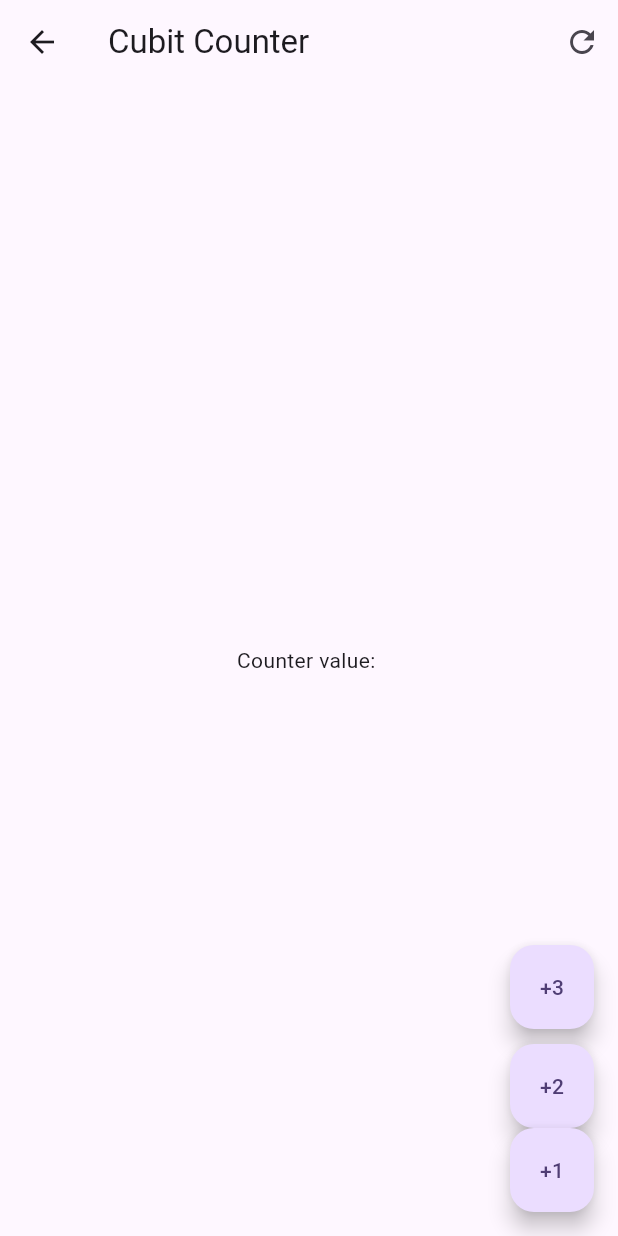
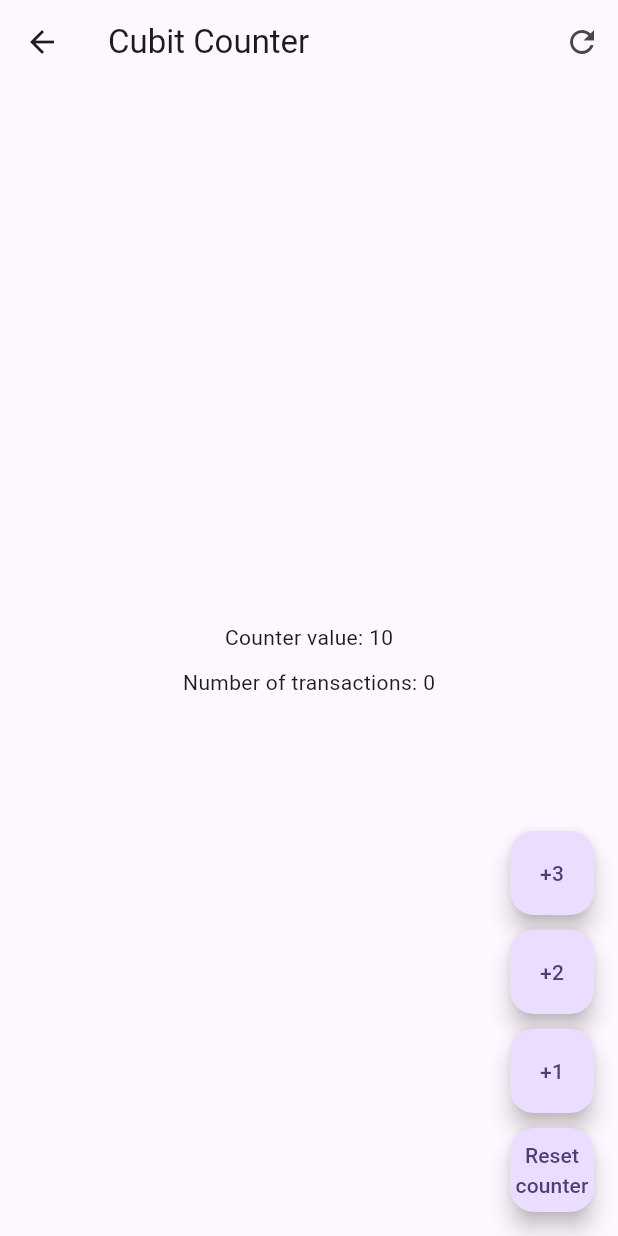
Before and after one commit to ProgramadorIV/forms_app, a Flutter app: the screen it shows after launch, after a tap on "Cubits", on a phone screen of 412 x 824 dp. Run offline on Flutter 3.47's test engine with Material 2 defaults, Android fonts, the phone set to English and light mode, and no system bars; our stand-ins replace equatable, flutter_bloc, go_router.

Commit message:
cubit counter implemented

```diff
--- a/lib/config/router/app_router.dart
+++ b/lib/config/router/app_router.dart
@@ -11,6 +11,6 @@ final appRouter = GoRouter(
       path: '/cubits',
       builder: (context, state) => const CubitCounterScreen(),
     ),
-    GoRoute(path: ''),
+    // GoRoute(path: ''),
   ],
 );
--- /dev/null
+++ b/lib/presentation/blocs/counter_cubit/counter_cubit.dart
@@ -0,0 +1,26 @@
+import 'package:equatable/equatable.dart';
+import 'package:flutter_bloc/flutter_bloc.dart';
+
+part 'counter_state.dart';
+
+class CounterCubit extends Cubit<CounterCubitState> {
+  CounterCubit() : super(const CounterCubitState(counter: 10));
+
+  void increaseBy(int value) {
+    emit(state.copyWith(
+      counter: state.counter + value,
+      transactions: state.transactions + 1,
+    ));
+  }
+
+  void resetCounter() {
+    emit(state.copyWith(counter: 0));
+  }
+
+  void reset() {
+    emit(state.copyWith(
+      counter: 0,
+      transactions: 0,
+    ));
+  }
+}
--- /dev/null
+++ b/lib/presentation/blocs/counter_cubit/counter_state.dart
@@ -0,0 +1,23 @@
+part of 'counter_cubit.dart';
+
+class CounterCubitState extends Equatable {
+  final int counter;
+  final int transactions;
+
+  const CounterCubitState({
+    this.counter = 0,
+    this.transactions = 0,
+  });
+
+  copyWith({
+    int? counter,
+    int? transactions,
+  }) =>
+      CounterCubitState(
+        counter: counter ?? this.counter,
+        transactions: transactions ?? this.transactions,
+      );
+
+  @override
+  List<Object?> get props => [counter, transactions];
+}
--- a/lib/presentation/screens/cubit_counter_screen.dart
+++ b/lib/presentation/screens/cubit_counter_screen.dart
@@ -1,22 +1,66 @@
 import 'package:flutter/material.dart';
+import 'package:flutter_bloc/flutter_bloc.dart';
+import 'package:forms_app/presentation/blocs/counter_cubit/counter_cubit.dart';
 
 class CubitCounterScreen extends StatelessWidget {
   const CubitCounterScreen({super.key});
 
   @override
   Widget build(BuildContext context) {
+    return BlocProvider(
+      create: (context) => CounterCubit(),
+      child: const _CubitCounterView(),
+    );
+  }
+}
+
+class _CubitCounterView extends StatelessWidget {
+  const _CubitCounterView();
+
+  void increaseBy(BuildContext context, [int value = 1]) {
+    context.read<CounterCubit>().increaseBy(value);
+  }
+
+  @override
+  Widget build(BuildContext context) {
+    // final counterState = context.watch<CounterCubit>().state;
+
     return Scaffold(
       appBar: AppBar(
         title: const Text('Cubit Counter'),
         actions: [
           IconButton(
-            onPressed: () {},
+            onPressed: () => context.read<CounterCubit>().reset(),
             icon: const Icon(Icons.refresh_outlined),
           ),
         ],
       ),
       body: Center(
-        child: const Text('Counter value: '),
+        child: BlocBuilder<CounterCubit, CounterCubitState>(
+          // buildWhen: (previous, current) => current.counter != previous.counter,
+          builder: (context, state) {
+            return Column(
+              mainAxisAlignment: MainAxisAlignment.center,
+              children: [
+                Text('Counter value: ${state.counter}'),
+                const SizedBox(height: 10),
+                Text('Number of transactions: ${state.transactions}'),
+              ],
+            );
+          },
+        ),
+        //Esto es lo mismo que un blocbuilder pero unicamente
+        //sirve para un bloc a la vez.
+        //
+        // child: context.select((CounterCubit value) {
+        //   return Column(
+        //     children: [
+        //       Text('Counter value: ${value.state.counter}'),
+        //       const SizedBox(height: 10),
+        //       Text('Number of transactions: ${value.state.transactions}'),
+        //     ],
+        //   )
+        // })
       ),
       floatingActionButton: Column(
         mainAxisAlignment: MainAxisAlignment.end,
@@ -24,19 +68,29 @@ class CubitCounterScreen extends StatelessWidget {
           FloatingActionButton(
             heroTag: '1',
             child: const Text('+3'),
-            onPressed: () {},
+            onPressed: () => increaseBy(context, 3),
           ),
           const SizedBox(height: 10),
           FloatingActionButton(
             heroTag: '2',
             child: const Text('+2'),
-            onPressed: () {},
+            onPressed: () => increaseBy(context, 2),
           ),
+          const SizedBox(height: 10),
           FloatingActionButton(
             heroTag: '3',
             child: const Text('+1'),
-            onPressed: () {},
+            onPressed: () => increaseBy(context),
           ),
+          const SizedBox(height: 10),
+          FloatingActionButton(
+            heroTag: '4',
+            child: const Text(
+              'Reset counter',
+              textAlign: TextAlign.center,
+            ),
+            onPressed: () => context.read<CounterCubit>().resetCounter(),
+          )
         ],
       ),
     );
```
